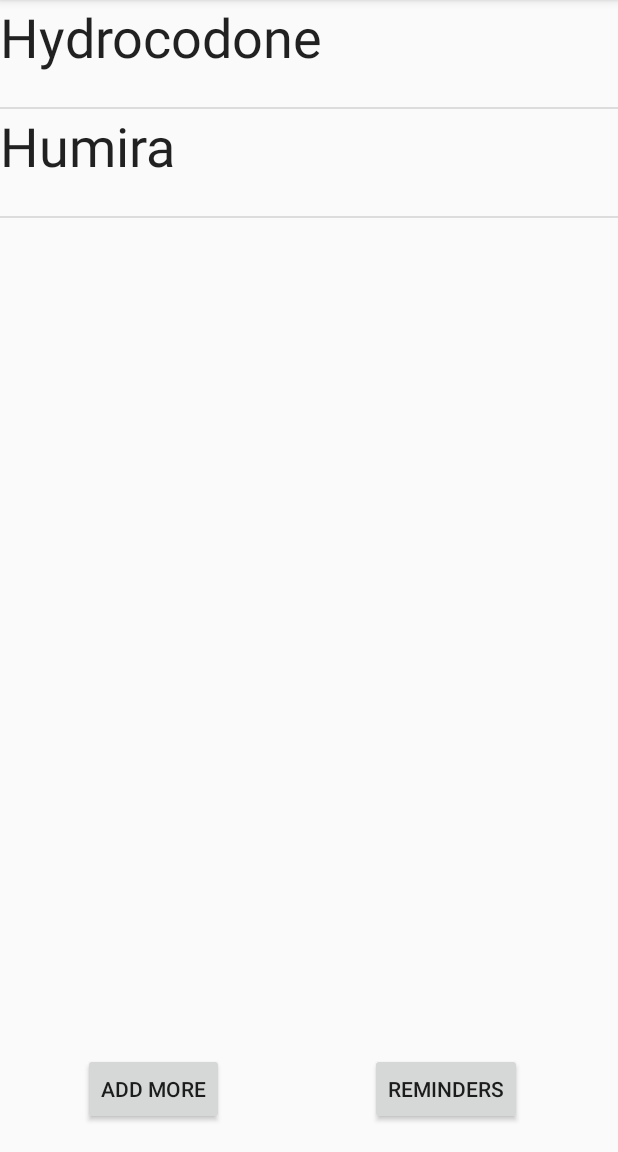
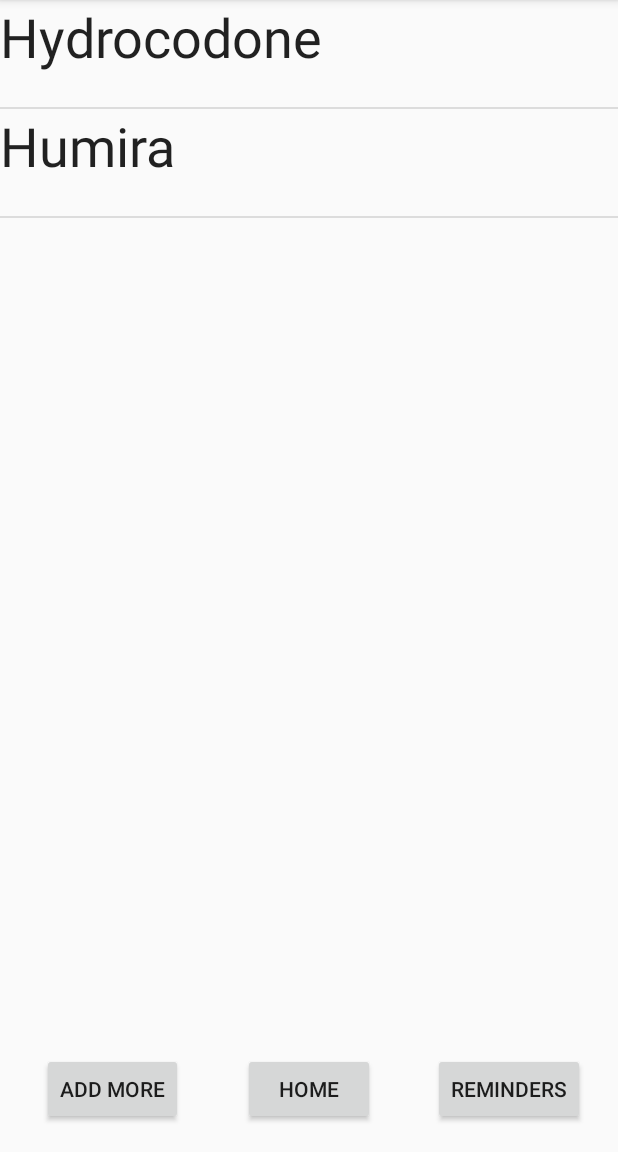
Before and after one commit to charleychau/PRISM, an Android app: the screen it shows after launch (MyPills), after a tap on "MY PILLS", on a phone screen of 412 x 824 dp, the part 84-1236 px from its top. Run offline under Robolectric (Android 15) with nearby library versions, the phone set to English and light mode, and no system bars; our stand-ins replace Volley; libraries missing offline, so code that uses them is left out: org.altbeacon.beacon; 6 statements that could not run were skipped.

```diff
--- a/app/src/main/java/com/example/charleychau/prism/MainActivity.java
+++ b/app/src/main/java/com/example/charleychau/prism/MainActivity.java
@@ -12,12 +12,15 @@ import android.view.View;
 import android.widget.Button;
 import android.widget.Toast;
 
+import java.util.ArrayList;
+
 public class MainActivity extends AppCompatActivity {
 
     private Button hubButton;
     private Button uidButton;
     private Button prescriptionButton;
     private Button pillsButton;
+    private ArrayList<Pill> pillsArray = new ArrayList<>();
 
     @Override
     protected void onCreate(Bundle savedInstanceState) {
@@ -56,9 +59,17 @@ public class MainActivity extends AppCompatActivity {
                 Intent goMyPills = new Intent(MainActivity.this, MyPills.class);
                 goMyPills.putExtra("FROM_MAIN", true);
                 goMyPills.putExtra("FROM_CAMERA", false);
+                goMyPills.putExtra("PILLS_ARRAY", pillsArray);
                 startActivity(goMyPills);
             }
         });
+
+        try {
+            pillsArray = (ArrayList<Pill>) getIntent().getSerializableExtra("PILLS_ARRAY");
+        }
+        catch (Exception e) {
+
+        }
 
 
 
--- a/app/src/main/res/layout/activity_my_pills.xml
+++ b/app/src/main/res/layout/activity_my_pills.xml
@@ -10,11 +10,11 @@
         android:id="@+id/buttonRemind"
         android:layout_width="wrap_content"
         android:layout_height="wrap_content"
+        android:layout_marginEnd="22dp"
+        android:text="Reminders"
         android:layout_alignBaseline="@+id/buttonAdd"
         android:layout_alignBottom="@+id/buttonAdd"
-        android:layout_alignParentEnd="true"
-        android:layout_marginEnd="64dp"
-        android:text="Reminders" />
+        android:layout_alignParentEnd="true" />
 
     <ListView
         android:id="@+id/listViewPills"
@@ -30,8 +30,17 @@
         android:layout_height="wrap_content"
         android:layout_marginBottom="18dp"
         android:text="Add More"
+        android:layout_marginStart="28dp"
         android:layout_alignParentBottom="true"
-        android:layout_alignParentStart="true"
-        android:layout_marginStart="55dp" />
+        android:layout_alignParentStart="true" />
+
+    <Button
+        android:id="@+id/buttonHome"
+        android:layout_width="wrap_content"
+        android:layout_height="wrap_content"
+        android:layout_alignBaseline="@+id/buttonRemind"
+        android:layout_alignBottom="@+id/buttonRemind"
+        android:layout_centerHorizontal="true"
+        android:text="Home" />
 
 </RelativeLayout>
```
Also changed, not shown: app/src/main/java/com/example/charleychau/prism/MyCameraActivity.java (+18 -6 lines), app/src/main/java/com/example/charleychau/prism/MyPills.java (+44 -26 lines), app/src/main/java/com/example/charleychau/prism/Prescriptions.java (+12 -3 lines).
